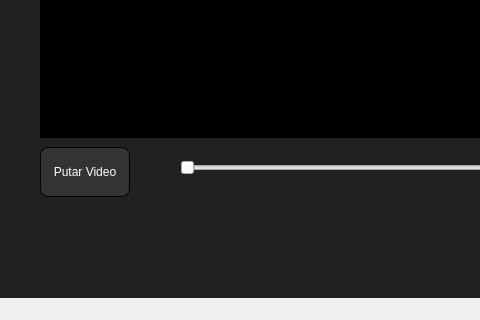
Before: the Qt Designer form playwithlabel/mainwindow.ui in kodeepic/Belajar_Git, drawn with Qt 5; both pictures show x 0 to 480 and y 380 to 700 of the 814 by 700 pixel window.
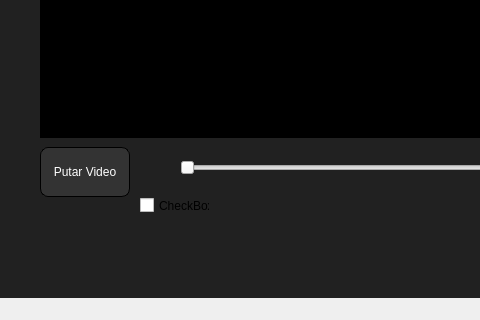
After: the same form once the commit is applied. Icons and pictures are not drawn.

Diff of the .ui file:
```diff
--- a/playwithlabel/mainwindow.ui
+++ b/playwithlabel/mainwindow.ui
@@ -362,6 +362,19 @@
      <string/>
     </property>
    </widget>
+   <widget class="QCheckBox" name="checkBox">
+    <property name="geometry">
+     <rect>
+      <x>140</x>
+      <y>560</y>
+      <width>70</width>
+      <height>17</height>
+     </rect>
+    </property>
+    <property name="text">
+     <string>CheckBox</string>
+    </property>
+   </widget>
   </widget>
   <widget class="QMenuBar" name="menuBar">
    <property name="geometry">
```
